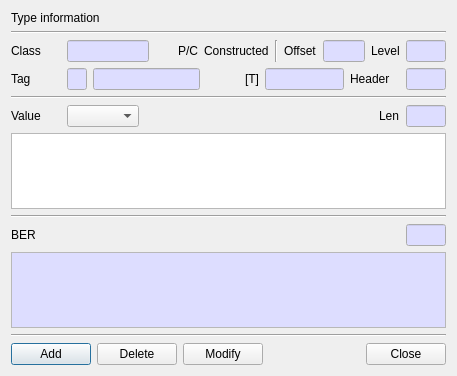
First picture: the form in BerEditor/edit_value_dlg.ui, repository jykim74/BerEditor, before the edit.
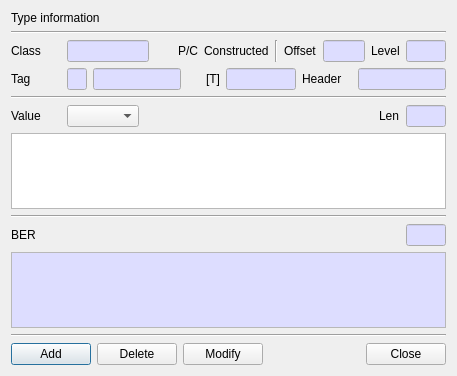
Second picture: the form after the edit.

Diff of the .ui file:
```diff
--- a/BerEditor/edit_value_dlg.ui
+++ b/BerEditor/edit_value_dlg.ui
@@ -468,7 +468,7 @@
        </property>
        <property name="maximumSize">
         <size>
-         <width>40</width>
+         <width>120</width>
          <height>16777215</height>
         </size>
        </property>
```
